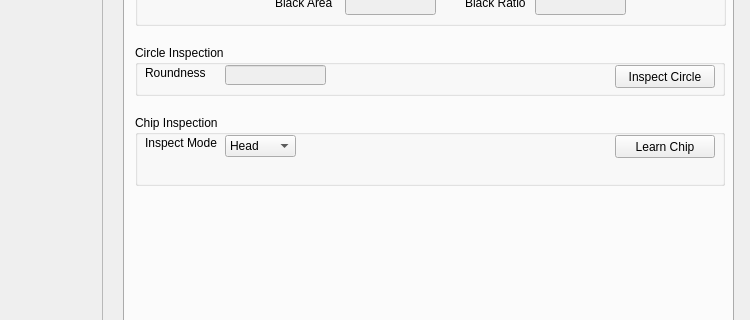
Qt form VisionWidget/visionwidget.ui (hceng123/VisionLibrary) before a commit; both pictures show x 607 to 1357 and y 178 to 498 of the 1357 by 768 pixel window.
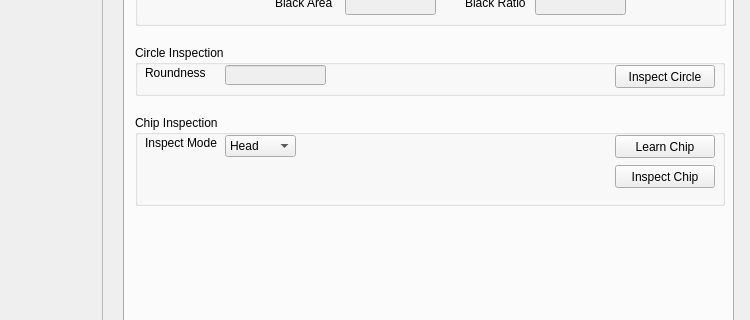
The same form after that commit. The open tabs and pages were chosen to show the change. Custom widgets are drawn as their Qt base class.

Commit message:
Start to develop PR_InspChip function.
Start to develop PR_InspChip function.

```diff
--- a/VisionWidget/visionwidget.ui
+++ b/VisionWidget/visionwidget.ui
@@ -1140,7 +1140,7 @@
         <x>10</x>
         <y>190</y>
         <width>590</width>
-        <height>71</height>
+        <height>91</height>
        </rect>
       </property>
       <property name="title">
@@ -1215,6 +1215,19 @@
         </property>
        </item>
       </widget>
+      <widget class="QPushButton" name="btnInspChip">
+       <property name="geometry">
+        <rect>
+         <x>480</x>
+         <y>50</y>
+         <width>100</width>
+         <height>23</height>
+        </rect>
+       </property>
+       <property name="text">
+        <string>Inspect Chip</string>
+       </property>
+      </widget>
      </widget>
     </widget>
     <widget class="QWidget" name="tabOCR">
```
Left out of the diff: 2 changed lines with no effect on the pictures. The commit also changes 11 other files.
